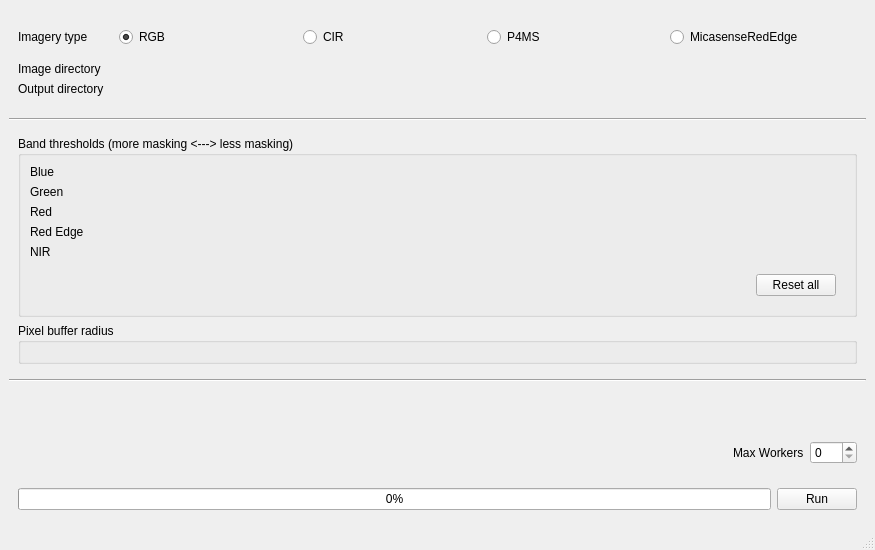
Old version of the form src/gui/resources/gui.ui in the repository HakaiInstitute/GlintMaskGenerator.
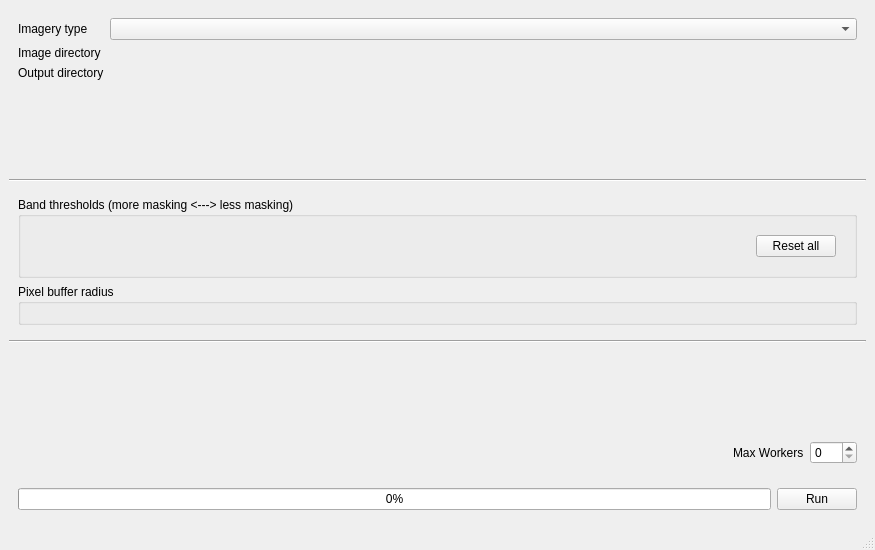
New version of the form. Custom widgets are drawn as their Qt base class.

Commit message:
Refactor code to allow easier addition of new sensors (#58)
* Refactor GUI for simpler sensor updates

* Refactor CLI to use sensor configs

* Add tests

* Fix CIR image loading

* Run pre-commit for lint action

```diff
--- a/src/gui/resources/gui.ui
+++ b/src/gui/resources/gui.ui
@@ -19,46 +19,13 @@
      <widget class="QFrame" name="frame_13">
       <layout class="QGridLayout" name="gridLayout">
        <item row="1" column="1">
-        <widget class="QWidget" name="widget_5" native="true">
+        <widget class="QComboBox" name="sensor_combo">
          <property name="sizePolicy">
-          <sizepolicy hsizetype="MinimumExpanding" vsizetype="Preferred">
+          <sizepolicy hsizetype="MinimumExpanding" vsizetype="Fixed">
            <horstretch>0</horstretch>
            <verstretch>0</verstretch>
           </sizepolicy>
          </property>
-         <layout class="QHBoxLayout" name="horizontalLayout_4">
-          <item>
-           <widget class="QRadioButton" name="img_type_rgb_radio">
-            <property name="text">
-             <string>RGB</string>
-            </property>
-            <property name="checked">
-             <bool>true</bool>
-            </property>
-           </widget>
-          </item>
-          <item>
-           <widget class="QRadioButton" name="img_type_cir_radio">
-            <property name="text">
-             <string>CIR</string>
-            </property>
-           </widget>
-          </item>
-          <item>
-           <widget class="QRadioButton" name="img_type_p4ms_radio">
-            <property name="text">
-             <string>P4MS</string>
-            </property>
-           </widget>
-          </item>
-          <item>
-           <widget class="QRadioButton" name="img_type_micasense_radio">
-            <property name="text">
-             <string>MicasenseRedEdge</string>
-            </property>
-           </widget>
-          </item>
-         </layout>
         </widget>
        </item>
        <item row="2" column="0">
@@ -162,7 +129,7 @@
            <string>Band thresholds (more masking &lt;---&gt; less masking)</string>
           </property>
           <layout class="QGridLayout" name="gridLayout_2">
-           <item row="7" column="2">
+           <item row="0" column="2">
             <widget class="QWidget" name="widget_4" native="true">
              <layout class="QHBoxLayout" name="horizontalLayout_5">
               <item>
@@ -188,71 +155,6 @@
              </layout>
             </widget>
            </item>
-           <item row="6" column="0">
-            <widget class="QLabel" name="label_15">
-             <property name="text">
-              <string>NIR</string>
-             </property>
-             <property name="buddy">
-              <cstring>nir_thresh_w</cstring>
-             </property>
-            </widget>
-           </item>
-           <item row="0" column="0">
-            <widget class="QLabel" name="label_13">
-             <property name="text">
-              <string>Blue</string>
-             </property>
-             <property name="buddy">
-              <cstring>blue_thresh_w</cstring>
-             </property>
-            </widget>
-           </item>
-           <item row="1" column="0">
-            <widget class="QLabel" name="label_14">
-             <property name="text">
-              <string>Green</string>
-             </property>
-             <property name="buddy">
-              <cstring>green_thresh_w</cstring>
-             </property>
-            </widget>
-           </item>
-           <item row="6" column="2">
-            <widget class="ThresholdCtrl" name="nir_thresh_w" native="true"/>
-           </item>
-           <item row="2" column="2">
-            <widget class="ThresholdCtrl" name="red_thresh_w" native="true"/>
-           </item>
-           <item row="4" column="2">
-            <widget class="ThresholdCtrl" name="rededge_thresh_w" native="true"/>
-           </item>
-           <item row="0" column="2">
-            <widget class="ThresholdCtrl" name="blue_thresh_w" native="true"/>
-           </item>
-           <item row="4" column="0">
-            <widget class="QLabel" name="label_5">
-             <property name="text">
-              <string>Red Edge</string>
-             </property>
-             <property name="buddy">
-              <cstring>rededge_thresh_w</cstring>
-             </property>
-            </widget>
-           </item>
-           <item row="2" column="0">
-            <widget class="QLabel" name="label_16">
-             <property name="text">
-              <string>Red</string>
-             </property>
-             <property name="buddy">
-              <cstring>red_thresh_w</cstring>
-             </property>
-            </widget>
-           </item>
-           <item row="1" column="2">
-            <widget class="ThresholdCtrl" name="green_thresh_w" native="true"/>
-           </item>
           </layout>
          </widget>
         </item>
```
Left out of the diff: 5 changed lines with no effect on the pictures. The commit also changes 14 other files.
